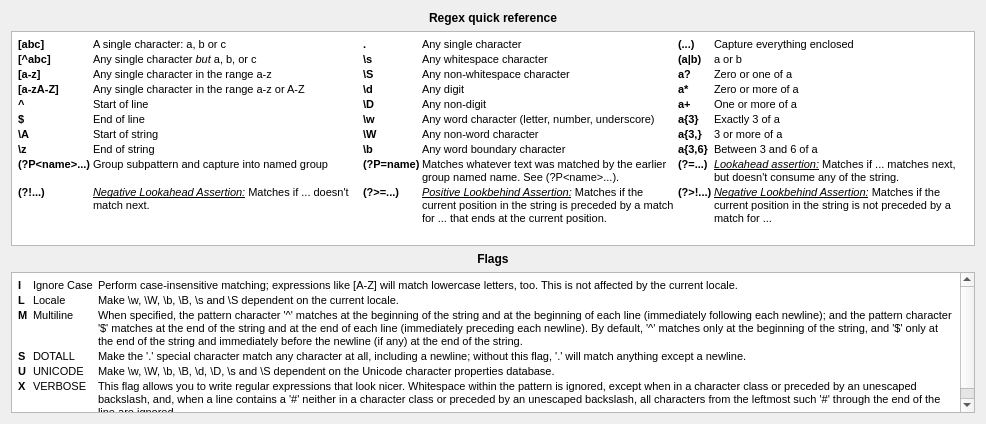
The window that blurdev/gui/widgets/pyularwidget/ui/regexrefdialog.ui (blurstudio/PrEditor) describes before a commit, drawn with Qt 5.
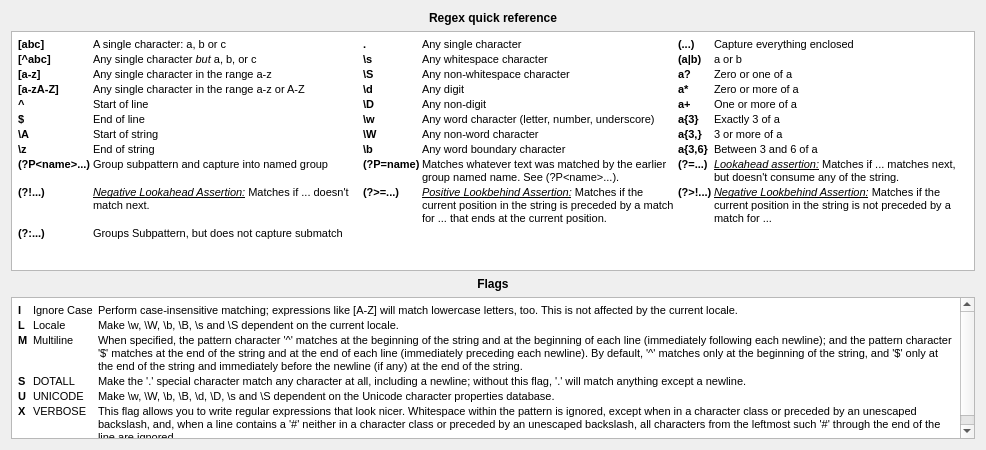
The same window after the commit.

Commit message: Added docs grouping non-capturing sub-patterns.

The edit to the form file:
```diff
--- a/blurdev/gui/widgets/pyularwidget/ui/regexrefdialog.ui
+++ b/blurdev/gui/widgets/pyularwidget/ui/regexrefdialog.ui
@@ -7,7 +7,7 @@
     <x>0</x>
     <y>0</y>
     <width>986</width>
-    <height>424</height>
+    <height>450</height>
    </rect>
   </property>
   <property name="sizePolicy">
@@ -19,7 +19,7 @@
   <property name="minimumSize">
    <size>
     <width>986</width>
-    <height>424</height>
+    <height>450</height>
    </size>
   </property>
   <property name="maximumSize">
@@ -59,7 +59,7 @@
      <property name="minimumSize">
       <size>
        <width>0</width>
-       <height>215</height>
+       <height>240</height>
       </size>
      </property>
      <property name="maximumSize">
@@ -206,7 +206,16 @@
 &lt;td&gt;
 &lt;p style=&quot; margin-top:0px; margin-bottom:0px; margin-left:0px; margin-right:0px; -qt-block-indent:0; text-indent:0px;&quot;&gt;&lt;span style=&quot; font-family:'Courier New,courier'; font-size:8pt; font-weight:600;&quot;&gt;(?&amp;gt;!...)&lt;/span&gt;&lt;/p&gt;&lt;/td&gt;
 &lt;td&gt;
-&lt;p style=&quot; margin-top:0px; margin-bottom:0px; margin-left:0px; margin-right:0px; -qt-block-indent:0; text-indent:0px;&quot;&gt;&lt;span style=&quot; font-size:8pt; font-style:italic; text-decoration: underline;&quot;&gt;Negative Lookbehind Assertion:&lt;/span&gt;&lt;span style=&quot; font-size:8pt;&quot;&gt; Matches if the current position in the string is not preceded by a match for ...&lt;/span&gt;&lt;/p&gt;&lt;/td&gt;&lt;/tr&gt;&lt;/table&gt;&lt;/body&gt;&lt;/html&gt;</string>
+&lt;p style=&quot; margin-top:0px; margin-bottom:0px; margin-left:0px; margin-right:0px; -qt-block-indent:0; text-indent:0px;&quot;&gt;&lt;span style=&quot; font-size:8pt; font-style:italic; text-decoration: underline;&quot;&gt;Negative Lookbehind Assertion:&lt;/span&gt;&lt;span style=&quot; font-size:8pt;&quot;&gt; Matches if the current position in the string is not preceded by a match for ...&lt;/span&gt;&lt;/p&gt;&lt;/td&gt;&lt;/tr&gt;
+&lt;tr&gt;
+&lt;td&gt;
+&lt;p style=&quot; margin-top:0px; margin-bottom:0px; margin-left:0px; margin-right:0px; -qt-block-indent:0; text-indent:0px;&quot;&gt;&lt;span style=&quot; font-family:'Courier New,courier'; font-size:8pt; font-weight:600;&quot;&gt;(?:...)&lt;/span&gt;&lt;/p&gt;&lt;/td&gt;
+&lt;td&gt;
+&lt;p style=&quot; margin-top:0px; margin-bottom:0px; margin-left:0px; margin-right:0px; -qt-block-indent:0; text-indent:0px;&quot;&gt;&lt;span style=&quot; font-size:8pt;&quot;&gt;Groups Subpattern, but does not capture submatch&lt;/span&gt;&lt;/p&gt;&lt;/td&gt;
+&lt;td&gt;&lt;/td&gt;
+&lt;td&gt;&lt;/td&gt;
+&lt;td&gt;&lt;/td&gt;
+&lt;td&gt;&lt;/td&gt;&lt;/tr&gt;&lt;/table&gt;&lt;/body&gt;&lt;/html&gt;</string>
      </property>
     </widget>
    </item>
```
The commit also changes 1 other file.
